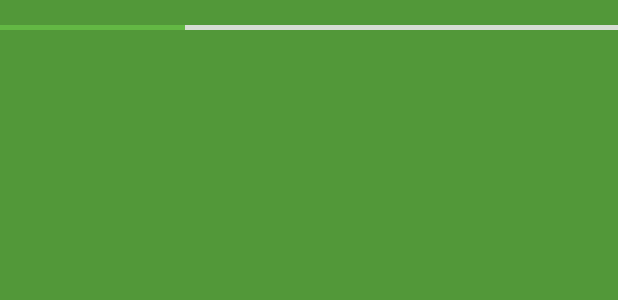
After one commit to SeijiFukuoka/SymonV1Old, an Android app: the layout view_header_progress.xml on its own in the app's theme, with its tools: preview values and no code run, on a phone screen of 412 x 824 dp. The commit adds this screen. Shown: the top 300 px of the screen. Run offline under Robolectric (Android 15) with nearby library versions, the phone set to English and light mode, and no system bars.

```diff
--- /dev/null
+++ b/app/src/main/res/layout/view_header_progress.xml
@@ -0,0 +1,37 @@
+<?xml version="1.0" encoding="utf-8"?>
+<android.support.constraint.ConstraintLayout xmlns:android="http://schemas.android.com/apk/res/android"
+    xmlns:app="http://schemas.android.com/apk/res-auto"
+    android:layout_width="match_parent"
+    android:layout_height="@dimen/margin_20_dp"
+    android:layout_alignParentTop="true"
+    android:alpha="0.9"
+    android:background="#00ffffff"
+    >
+
+  <LinearLayout
+      android:id="@+id/layoutFirstStep"
+      android:layout_width="match_parent"
+      android:layout_height="3dp"
+      android:background="@color/gray_E5E5E5"
+      android:orientation="horizontal"
+      android:weightSum="1"
+      app:layout_constraintBottom_toBottomOf="parent"
+      app:layout_constraintLeft_toLeftOf="parent"
+      app:layout_constraintRight_toRightOf="parent"
+      >
+
+    <View
+        android:layout_width="0dp"
+        android:layout_height="match_parent"
+        android:layout_weight="0.3"
+        android:background="@color/colorPrimary"
+        />
+
+    <Space
+        android:layout_width="0dp"
+        android:layout_height="match_parent"
+        android:layout_weight="0.7"
+        />
+  </LinearLayout>
+
+</android.support.constraint.ConstraintLayout>
--- a/app/src/main/res/values/colors.xml
+++ b/app/src/main/res/values/colors.xml
@@ -4,8 +4,13 @@
   <color name="colorPrimaryDark">#529839</color>
   <color name="colorAccent">#F5A623</color>
 
+  <color name="colorAccentDark">#DC8D0A</color>
+
+  <color name="buttonShadow">#19000000</color>
+
   <color name="white">#FFFFFF</color>
   <color name="black">#000000</color>
+  <color name="black_202020">#202020</color>
 
   <color name="gray_E5E5E5">#E5E5E5</color>
   <color name="gray_CCCCCC">#CCCCCC</color>
--- a/app/src/main/res/values/styles.xml
+++ b/app/src/main/res/values/styles.xml
@@ -68,4 +68,8 @@
     <item name="colorControlActivated">@color/colorPrimaryDark</item>
   </style>
 
+  <style name="CustomButtonTextMedium" parent="@style/Widget.AppCompat.Button.Borderless">
+    <item name="fontPath">fonts/Montserrat-Medium.ttf</item>
+  </style>
+
 </resources>
```
Also changed, not shown: app/src/main/res/drawable/button_login_selector.xml (added, +15 -0 lines), app/src/main/res/layout/activity_login.xml (+82 -58 lines), app/src/main/res/layout/layout_toolbar.xml (added, +43 -0 lines), app/src/main/res/values/strings.xml (+12 -1 lines), gradle.properties (+8 -17 lines).
